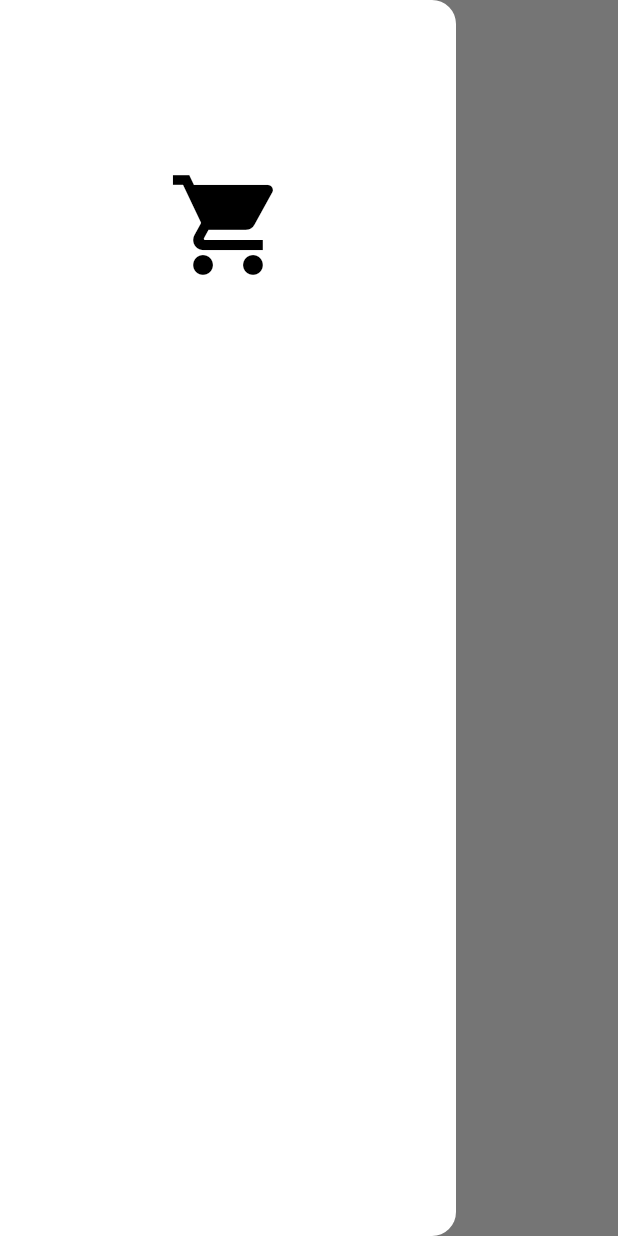
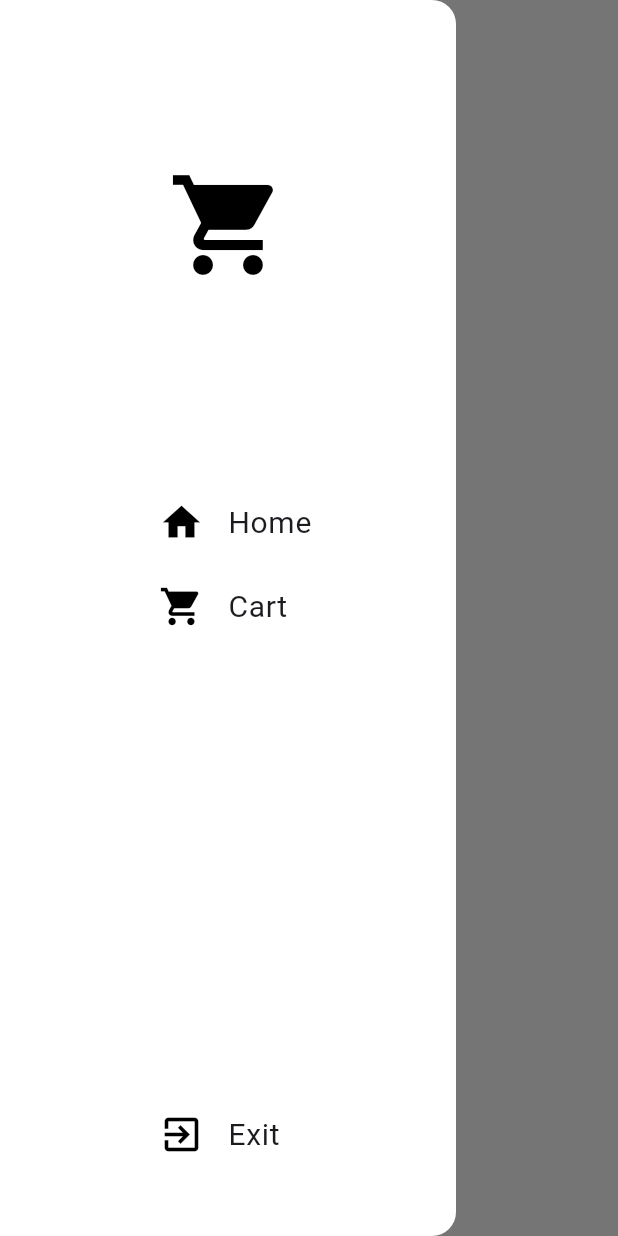
Before and after one commit to iftekar2/FlutterProjects, a Flutter app: the ShopPage screen opened by its route, with the side drawer open, on a phone screen of 412 x 824 dp. Run offline on Flutter 3.47's test engine with Material 3 defaults, Android fonts, the phone set to English and light mode, and no system bars; our stand-ins replace flutter_slidable, flutter_spinkit, google_nav_bar, hive, hive_flutter; accounts and stored records are empty.

Commit message:
Drawer styling done

```diff
--- a/shoping_app/lib/components/my_drawer.dart
+++ b/shoping_app/lib/components/my_drawer.dart
@@ -1,4 +1,5 @@
 import 'package:flutter/material.dart';
+import 'package:shoping_app/components/my_list_tile.dart';
 
 class MyDrawer extends StatelessWidget {
   const MyDrawer({super.key});
@@ -8,6 +9,9 @@
     return Drawer(
       backgroundColor: Colors.white,
       child: Column(
+        mainAxisAlignment: MainAxisAlignment.spaceBetween,
+        children: [
+          Column(
             children: [
               // Drawer header: Logo
               //Use Container instead of DrawerHeader
@@ -21,8 +25,22 @@
                 ),
               ),
 
+              const SizedBox(height: 20),
               // Shop tile
+              MyListTile(icon: Icons.home, text: "Home", onTap: () {}),
 
+              MyListTile(icon: Icons.shopping_cart, text: "Cart", onTap: () {}),
+            ],
+          ),
+
+          Padding(
+            padding: const EdgeInsets.only(bottom: 40),
+            child: MyListTile(
+              icon: Icons.exit_to_app,
+              text: "Exit",
+              onTap: () {},
+            ),
+          ),
           // Cart tile
 
           // Exit tile
--- /dev/null
+++ b/shoping_app/lib/components/my_list_tile.dart
@@ -0,0 +1,26 @@
+import 'package:flutter/material.dart';
+
+class MyListTile extends StatelessWidget {
+  final String text;
+  final IconData icon;
+  final void Function()? onTap;
+
+  const MyListTile({
+    super.key,
+    required this.text,
+    required this.icon,
+    required this.onTap,
+  });
+
+  @override
+  Widget build(BuildContext context) {
+    return Padding(
+      padding: const EdgeInsets.only(left: 90),
+      child: ListTile(
+        leading: Icon(icon, color: Colors.black, size: 30),
+        title: Text(text, style: TextStyle(fontSize: 20)),
+        onTap: onTap,
+      ),
+    );
+  }
+}
```
Lines whose indentation alone changed are shown as unchanged.
